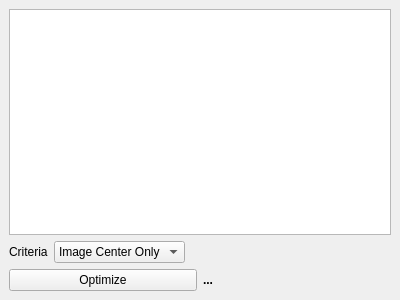
Above: DockOptimizer.ui from edeforas/Astree before the change. Below: the same form after it.
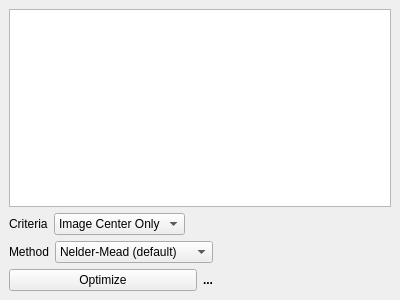
That is the form after the change.

Commit message: added MonteCarlo Multi scale optimizer

```diff
--- a/DockOptimizer.ui
+++ b/DockOptimizer.ui
@@ -76,7 +76,7 @@
       </item>
      </layout>
     </item>
-    <item row="4" column="0">
+    <item row="5" column="0">
      <layout class="QHBoxLayout" name="horizontalLayout_2">
       <item>
        <widget class="QPushButton" name="pushButton">
@@ -103,6 +103,44 @@
       </item>
      </layout>
     </item>
+    <item row="4" column="0">
+     <layout class="QHBoxLayout" name="horizontalLayout_3">
+      <item>
+       <widget class="QLabel" name="label_2">
+        <property name="text">
+         <string>Method</string>
+        </property>
+       </widget>
+      </item>
+      <item>
+       <widget class="QComboBox" name="cbMethod">
+        <item>
+         <property name="text">
+          <string>Nelder-Mead (default)</string>
+         </property>
+        </item>
+        <item>
+         <property name="text">
+          <string>Monte-Carlo MultiScale</string>
+         </property>
+        </item>
+       </widget>
+      </item>
+      <item>
+       <spacer name="horizontalSpacer_2">
+        <property name="orientation">
+         <enum>Qt::Horizontal</enum>
+        </property>
+        <property name="sizeHint" stdset="0">
+         <size>
+          <width>40</width>
+          <height>20</height>
+         </size>
+        </property>
+       </spacer>
+      </item>
+     </layout>
+    </item>
    </layout>
   </widget>
  </widget>
```
The commit also changes 7 other files.
